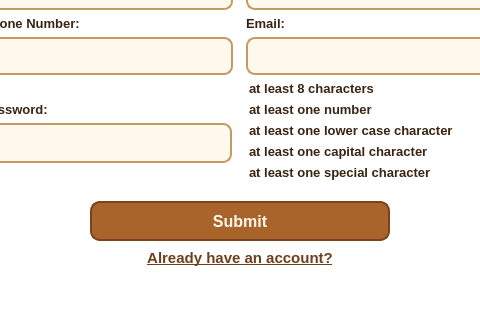
Qt form UI/Auth/signup/signup.ui (PlaTwo-project/PlaTwo) before a commit; both pictures show x 350 to 830 and y 386 to 706 of the 1180 by 706 pixel window.
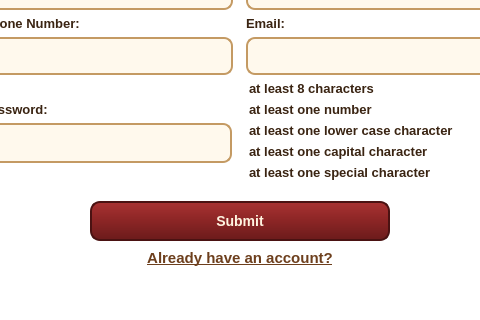
The same form after that commit.

The edit to the form file:
```diff
--- a/UI/Auth/signup/signup.ui
+++ b/UI/Auth/signup/signup.ui
@@ -592,18 +592,18 @@
        </property>
        <property name="font">
         <font>
-         <pointsize>12</pointsize>
+         <pointsize>-1</pointsize>
          <bold>true</bold>
         </font>
        </property>
        <property name="styleSheet">
         <string notr="true">QPushButton {
-    background-color: #A8642A;
-    color: #FFF8EA;
-    border: 2px solid #7A431B;
+    background: qlineargradient(x1:0, y1:0, x2:0, y2:1, stop:0 #A83232, stop:0.5 #8B2525, stop:1 #6B1B1B);
+    color: #FFF3E0;
+    border: 2px solid #4A1212;
     border-radius: 10px;
-    padding: 10px 18px;
-    font-size: 12pt;
+    padding: 8px 16px;
+    font-size: 14px;
     font-weight: bold;
 }
 
@@ -613,16 +613,8 @@
 }
 
 QPushButton:pressed {
-    background-color: #7C421B;
-    border: 2px solid #5D2F12;
-    padding-top: 11px;
-    padding-bottom: 9px;
-}
-
-QPushButton:disabled {
-    background-color: #C9B397;
-    color: #7A6A58;
-    border: 2px solid #A8957E;
+    background: qlineargradient(x1:0, y1:0, x2:0, y2:1, stop:0 #5C1616, stop:0.5 #7D1F1F, stop:1 #9E2B2B);
+    border: 2px solid #330B0B;
 }
 </string>
        </property>
```
Left out of the diff: 4 changed lines with no effect on the pictures.
